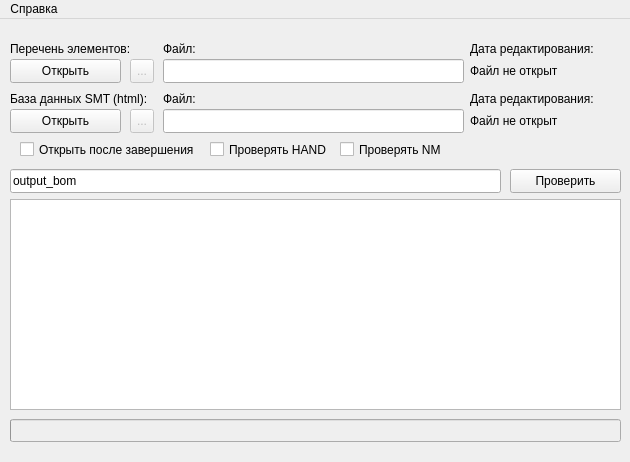
First picture: the form in form.ui, repository nekriS/searchBASE, before the edit.
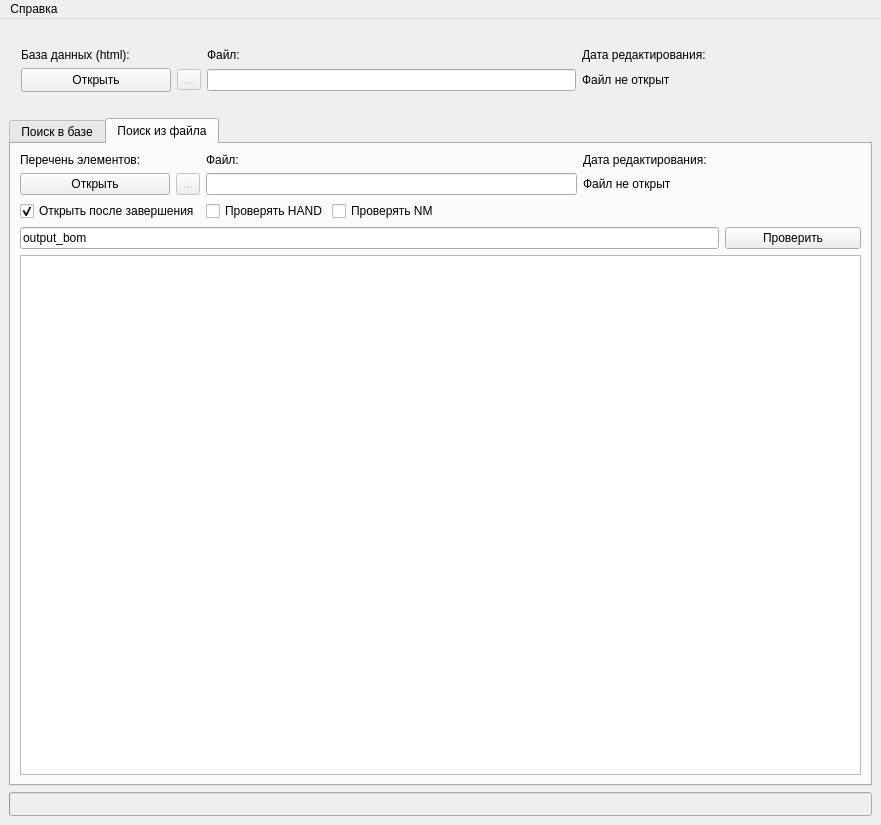
Second picture: the form after the edit. The open tabs and pages were chosen to show the change. Icons and pictures are not drawn.

```diff
--- a/form.ui
+++ b/form.ui
@@ -6,26 +6,26 @@
    <rect>
     <x>0</x>
     <y>0</y>
-    <width>630</width>
-    <height>462</height>
+    <width>881</width>
+    <height>825</height>
    </rect>
   </property>
   <property name="sizePolicy">
-   <sizepolicy hsizetype="Fixed" vsizetype="Fixed">
+   <sizepolicy hsizetype="Preferred" vsizetype="Preferred">
     <horstretch>0</horstretch>
     <verstretch>0</verstretch>
    </sizepolicy>
   </property>
   <property name="minimumSize">
    <size>
-    <width>630</width>
-    <height>462</height>
+    <width>817</width>
+    <height>572</height>
    </size>
   </property>
   <property name="maximumSize">
    <size>
-    <width>630</width>
-    <height>462</height>
+    <width>16777215</width>
+    <height>16777215</height>
    </size>
   </property>
   <property name="windowTitle">
@@ -36,7 +36,7 @@
   </property>
   <widget class="QWidget" name="centralwidget">
    <property name="sizePolicy">
-    <sizepolicy hsizetype="Fixed" vsizetype="Fixed">
+    <sizepolicy hsizetype="Preferred" vsizetype="Preferred">
      <horstretch>0</horstretch>
      <verstretch>0</verstretch>
     </sizepolicy>
@@ -49,314 +49,468 @@
    </property>
    <property name="maximumSize">
     <size>
-     <width>630</width>
-     <height>430</height>
+     <width>63000</width>
+     <height>43000</height>
     </size>
    </property>
-   <widget class="QPushButton" name="pushButton">
-    <property name="geometry">
-     <rect>
-      <x>10</x>
-      <y>40</y>
-      <width>111</width>
-      <height>24</height>
-     </rect>
+   <property name="acceptDrops">
+    <bool>false</bool>
+   </property>
+   <property name="layoutDirection">
+    <enum>Qt::LeftToRight</enum>
+   </property>
+   <layout class="QVBoxLayout" name="verticalLayout_2">
+    <property name="spacing">
+     <number>6</number>
     </property>
-    <property name="text">
-     <string>Открыть</string>
+    <property name="sizeConstraint">
+     <enum>QLayout::SetMinimumSize</enum>
     </property>
-   </widget>
-   <widget class="QLineEdit" name="linePass1">
-    <property name="geometry">
-     <rect>
-      <x>163</x>
-      <y>40</y>
-      <width>301</width>
-      <height>24</height>
-     </rect>
-    </property>
-    <property name="readOnly">
-     <bool>true</bool>
-    </property>
-   </widget>
-   <widget class="QLabel" name="datePass1">
-    <property name="geometry">
-     <rect>
-      <x>470</x>
-      <y>40</y>
-      <width>150</width>
-      <height>24</height>
-     </rect>
-    </property>
-    <property name="text">
-     <string>Файл не открыт</string>
-    </property>
-   </widget>
-   <widget class="QLabel" name="label_2">
-    <property name="geometry">
-     <rect>
-      <x>10</x>
-      <y>20</y>
-      <width>141</width>
-      <height>20</height>
-     </rect>
-    </property>
-    <property name="text">
-     <string>Перечень элементов:</string>
-    </property>
-   </widget>
-   <widget class="QCheckBox" name="openfile">
-    <property name="geometry">
-     <rect>
-      <x>20</x>
-      <y>120</y>
-      <width>181</width>
-      <height>21</height>
-     </rect>
-    </property>
-    <property name="text">
-     <string>Открыть после завершения</string>
-    </property>
-   </widget>
-   <widget class="QProgressBar" name="progressBar">
-    <property name="enabled">
-     <bool>false</bool>
-    </property>
-    <property name="geometry">
-     <rect>
-      <x>10</x>
-      <y>400</y>
-      <width>611</width>
-      <height>23</height>
-     </rect>
-    </property>
-    <property name="maximum">
-     <number>100</number>
-    </property>
-    <property name="value">
-     <number>0</number>
-    </property>
-    <property name="textVisible">
-     <bool>false</bool>
-    </property>
-    <property name="orientation">
-     <enum>Qt::Horizontal</enum>
-    </property>
-    <property name="invertedAppearance">
-     <bool>false</bool>
-    </property>
-    <property name="textDirection">
-     <enum>QProgressBar::TopToBottom</enum>
-    </property>
-   </widget>
-   <widget class="QTextEdit" name="logblock">
-    <property name="geometry">
-     <rect>
-      <x>10</x>
-      <y>180</y>
-      <width>611</width>
-      <height>211</height>
-     </rect>
-    </property>
-    <property name="readOnly">
-     <bool>true</bool>
-    </property>
-   </widget>
-   <widget class="QLineEdit" name="nameOutput">
-    <property name="geometry">
-     <rect>
-      <x>10</x>
-      <y>150</y>
-      <width>491</width>
-      <height>24</height>
-     </rect>
-    </property>
-    <property name="text">
-     <string>output_bom</string>
-    </property>
-   </widget>
-   <widget class="QPushButton" name="checkButton">
-    <property name="geometry">
-     <rect>
-      <x>510</x>
-      <y>150</y>
-      <width>111</width>
-      <height>24</height>
-     </rect>
-    </property>
-    <property name="text">
-     <string>Проверить</string>
-    </property>
-   </widget>
-   <widget class="QLabel" name="label_3">
-    <property name="geometry">
-     <rect>
-      <x>10</x>
-      <y>70</y>
-      <width>141</width>
-      <height>20</height>
-     </rect>
-    </property>
-    <property name="text">
-     <string>База данных SMT (html):</string>
-    </property>
-   </widget>
-   <widget class="QLineEdit" name="linePass2">
-    <property name="geometry">
-     <rect>
-      <x>163</x>
-      <y>90</y>
-      <width>301</width>
-      <height>24</height>
-     </rect>
-    </property>
-    <property name="readOnly">
-     <bool>true</bool>
-    </property>
-   </widget>
-   <widget class="QPushButton" name="pushButton2">
-    <property name="geometry">
-     <rect>
-      <x>10</x>
-      <y>90</y>
-      <width>111</width>
-      <height>24</height>
-     </rect>
-    </property>
-    <property name="text">
-     <string>Открыть</string>
-    </property>
-   </widget>
-   <widget class="QLabel" name="datePass2">
-    <property name="geometry">
-     <rect>
-      <x>470</x>
-      <y>90</y>
-      <width>150</width>
-      <height>24</height>
-     </rect>
-    </property>
-    <property name="text">
-     <string>Файл не открыт</string>
-    </property>
-   </widget>
-   <widget class="QToolButton" name="toolButton">
-    <property name="enabled">
-     <bool>false</bool>
-    </property>
-    <property name="geometry">
-     <rect>
-      <x>130</x>
-      <y>90</y>
-      <width>24</width>
-      <height>24</height>
-     </rect>
-    </property>
-    <property name="text">
-     <string>...</string>
-    </property>
-   </widget>
-   <widget class="QToolButton" name="toolButton_2">
-    <property name="enabled">
-     <bool>false</bool>
-    </property>
-    <property name="geometry">
-     <rect>
-      <x>130</x>
-      <y>40</y>
-      <width>24</width>
-      <height>24</height>
-     </rect>
-    </property>
-    <property name="text">
-     <string>...</string>
-    </property>
-   </widget>
-   <widget class="QLabel" name="label_4">
-    <property name="geometry">
-     <rect>
-      <x>163</x>
-      <y>20</y>
-      <width>171</width>
-      <height>20</height>
-     </rect>
-    </property>
-    <property name="text">
-     <string>Файл:</string>
-    </property>
-   </widget>
-   <widget class="QLabel" name="label_5">
-    <property name="geometry">
-     <rect>
-      <x>163</x>
-      <y>70</y>
-      <width>171</width>
-      <height>20</height>
-     </rect>
-    </property>
-    <property name="text">
-     <string>Файл:</string>
-    </property>
-   </widget>
-   <widget class="QLabel" name="label_6">
-    <property name="geometry">
-     <rect>
-      <x>470</x>
-      <y>20</y>
-      <width>141</width>
-      <height>20</height>
-     </rect>
-    </property>
-    <property name="text">
-     <string>Дата редактирования:</string>
-    </property>
-   </widget>
-   <widget class="QLabel" name="label_7">
-    <property name="geometry">
-     <rect>
-      <x>470</x>
-      <y>70</y>
-      <width>141</width>
-      <height>20</height>
-     </rect>
-    </property>
-    <property name="text">
-     <string>Дата редактирования:</string>
-    </property>
-   </widget>
-   <widget class="QCheckBox" name="checkhand">
-    <property name="geometry">
-     <rect>
-      <x>210</x>
-      <y>120</y>
-      <width>131</width>
-      <height>21</height>
-     </rect>
-    </property>
-    <property name="text">
-     <string>Проверять HAND</string>
-    </property>
-   </widget>
-   <widget class="QCheckBox" name="checknm">
-    <property name="geometry">
-     <rect>
-      <x>340</x>
-      <y>120</y>
-      <width>131</width>
-      <height>21</height>
-     </rect>
-    </property>
-    <property name="text">
-     <string>Проверять NM</string>
-    </property>
-   </widget>
+    <item>
+     <layout class="QGridLayout" name="gridLayout">
+      <property name="sizeConstraint">
+       <enum>QLayout::SetDefaultConstraint</enum>
+      </property>
+      <property name="leftMargin">
+       <number>12</number>
+      </property>
+      <property name="topMargin">
+       <number>20</number>
+      </property>
+      <property name="rightMargin">
+       <number>12</number>
+      </property>
+      <property name="bottomMargin">
+       <number>20</number>
+      </property>
+      <item row="4" column="2">
+       <widget class="QLineEdit" name="linePass2">
+        <property name="minimumSize">
+         <size>
+          <width>20</width>
+          <height>0</height>
+         </size>
+        </property>
+        <property name="readOnly">
+         <bool>true</bool>
+        </property>
+       </widget>
+      </item>
+      <item row="3" column="2">
+       <widget class="QLabel" name="label_5">
+        <property name="maximumSize">
+         <size>
+          <width>16777215</width>
+          <height>16</height>
+         </size>
+        </property>
+        <property name="text">
+         <string>Файл:</string>
+        </property>
+       </widget>
+      </item>
+      <item row="4" column="1">
+       <widget class="QToolButton" name="toolButton">
+        <property name="enabled">
+         <bool>false</bool>
+        </property>
+        <property name="text">
+         <string>...</string>
+        </property>
+       </widget>
+      </item>
+      <item row="4" column="0">
+       <widget class="QPushButton" name="pushButton2">
+        <property name="minimumSize">
+         <size>
+          <width>150</width>
+          <height>24</height>
+         </size>
+        </property>
+        <property name="maximumSize">
+         <size>
+          <width>150</width>
+          <height>24</height>
+         </size>
+        </property>
+        <property name="text">
+         <string>Открыть</string>
+        </property>
+       </widget>
+      </item>
+      <item row="3" column="0" colspan="2">
+       <widget class="QLabel" name="label_3">
+        <property name="maximumSize">
+         <size>
+          <width>16777215</width>
+          <height>16</height>
+         </size>
+        </property>
+        <property name="text">
+         <string>База данных (html):</string>
+        </property>
+       </widget>
+      </item>
+      <item row="3" column="3">
+       <widget class="QLabel" name="label_7">
+        <property name="text">
+         <string>Дата редактирования:</string>
+        </property>
+       </widget>
+      </item>
+      <item row="4" column="3">
+       <widget class="QLabel" name="datePass2">
+        <property name="minimumSize">
+         <size>
+          <width>278</width>
+          <height>0</height>
+         </size>
+        </property>
+        <property name="maximumSize">
+         <size>
+          <width>278</width>
+          <height>16777215</height>
+         </size>
+        </property>
+        <property name="text">
+         <string>Файл не открыт</string>
+        </property>
+       </widget>
+      </item>
+     </layout>
+    </item>
+    <item>
+     <widget class="QTabWidget" name="tabWidget">
+      <property name="sizePolicy">
+       <sizepolicy hsizetype="Preferred" vsizetype="Expanding">
+        <horstretch>0</horstretch>
+        <verstretch>0</verstretch>
+       </sizepolicy>
+      </property>
+      <property name="minimumSize">
+       <size>
+        <width>800</width>
+        <height>500</height>
+       </size>
+      </property>
+      <property name="currentIndex">
+       <number>0</number>
+      </property>
+      <property name="usesScrollButtons">
+       <bool>true</bool>
+      </property>
+      <widget class="QWidget" name="tab_3">
+       <attribute name="title">
+        <string>Поиск в базе</string>
+       </attribute>
+       <layout class="QVBoxLayout" name="verticalLayout_3">
+        <property name="spacing">
+         <number>10</number>
+        </property>
+        <property name="leftMargin">
+         <number>20</number>
+        </property>
+        <property name="topMargin">
+         <number>30</number>
+        </property>
+        <property name="rightMargin">
+         <number>20</number>
+        </property>
+        <property name="bottomMargin">
+         <number>20</number>
+        </property>
+        <item>
+         <widget class="QLabel" name="label">
+          <property name="font">
+           <font>
+            <fontweight>Medium</fontweight>
+           </font>
+          </property>
+          <property name="text">
+           <string>Запрос:</string>
+          </property>
+         </widget>
+        </item>
+        <item>
+         <widget class="QLineEdit" name="lineSearch">
+          <property name="sizePolicy">
+           <sizepolicy hsizetype="Expanding" vsizetype="Fixed">
+            <horstretch>0</horstretch>
+            <verstretch>0</verstretch>
+           </sizepolicy>
+          </property>
+          <property name="minimumSize">
+           <size>
+            <width>0</width>
+            <height>60</height>
+           </size>
+          </property>
+          <property name="font">
+           <font>
+            <family>GOST type B</family>
+            <pointsize>14</pointsize>
+            <bold>false</bold>
+            <kerning>true</kerning>
+           </font>
+          </property>
+          <property name="styleSheet">
+           <string notr="true">margin-top: 10px;
+margin-bottom: 10px;
+padding-left: 15px;
+padding-bottom: 1px;
+vertical-align: middle;
+border-radius: 20;
+border: 1px solid gray;
+
+
+</string>
+          </property>
+          <property name="placeholderText">
+           <string>Текст запроса</string>
+          </property>
+         </widget>
+        </item>
+        <item>
+         <widget class="QPushButton" name="search">
+          <property name="text">
+           <string>PushButton</string>
+          </property>
+         </widget>
+        </item>
+        <item>
+         <widget class="QGroupBox" name="groupBox">
+          <property name="minimumSize">
+           <size>
+            <width>0</width>
+            <height>100</height>
+           </size>
+          </property>
+          <property name="title">
+           <string>Параметры поиска</string>
+          </property>
+         </widget>
+        </item>
+        <item>
+         <widget class="QTableView" name="tableView"/>
+        </item>
+       </layout>
+      </widget>
+      <widget class="QWidget" name="tab_2">
+       <attribute name="title">
+        <string>Поиск из файла</string>
+       </attribute>
+       <layout class="QVBoxLayout" name="verticalLayout">
+        <item>
+         <layout class="QGridLayout" name="gridLayout_4">
+          <item row="5" column="0" colspan="6">
+           <widget class="QLineEdit" name="nameOutput">
+            <property name="text">
+             <string>output_bom</string>
+            </property>
+           </widget>
+          </item>
+          <item row="0" column="5" colspan="2">
+           <widget class="QLabel" name="label_6">
+            <property name="text">
+             <string>Дата редактирования:</string>
+            </property>
+           </widget>
+          </item>
+          <item row="6" column="0" colspan="7">
+           <widget class="QTextEdit" name="logblock">
+            <property name="readOnly">
+             <bool>true</bool>
+            </property>
+           </widget>
+          </item>
+          <item row="1" column="1">
+           <widget class="QToolButton" name="toolButton_2">
+            <property name="enabled">
+             <bool>false</bool>
+            </property>
+            <property name="minimumSize">
+             <size>
+              <width>22</width>
+              <height>22</height>
+             </size>
+            </property>
+            <property name="text">
+             <string>...</string>
+            </property>
+           </widget>
+          </item>
+          <item row="0" column="0" colspan="2">
+           <widget class="QLabel" name="label_2">
+            <property name="text">
+             <string>Перечень элементов:</string>
+            </property>
+           </widget>
+          </item>
+          <item row="1" column="2" colspan="3">
+           <widget class="QLineEdit" name="linePass1">
+            <property name="sizePolicy">
+             <sizepolicy hsizetype="Expanding" vsizetype="Fixed">
+              <horstretch>0</horstretch>
+              <verstretch>0</verstretch>
+             </sizepolicy>
+            </property>
+            <property name="minimumSize">
+             <size>
+              <width>20</width>
+              <height>0</height>
+             </size>
+            </property>
+            <property name="readOnly">
+             <bool>true</bool>
+            </property>
+           </widget>
+          </item>
+          <item row="1" column="0">
+           <widget class="QPushButton" name="pushButton">
+            <property name="minimumSize">
+             <size>
+              <width>150</width>
+              <height>0</height>
+             </size>
+            </property>
+            <property name="maximumSize">
+             <size>
+              <width>150</width>
+              <height>16777215</height>
+             </size>
+            </property>
+            <property name="text">
+             <string>Открыть</string>
+            </property>
+           </widget>
+          </item>
+          <item row="1" column="5" colspan="2">
+           <widget class="QLabel" name="datePass1">
+            <property name="sizePolicy">
+             <sizepolicy hsizetype="Maximum" vsizetype="Preferred">
+              <horstretch>0</horstretch>
+              <verstretch>0</verstretch>
+             </sizepolicy>
+            </property>
+            <property name="minimumSize">
+             <size>
+              <width>278</width>
+              <height>0</height>
+             </size>
+            </property>
+            <property name="text">
+             <string>Файл не открыт</string>
+            </property>
+           </widget>
+          </item>
+          <item row="4" column="0" colspan="2">
+           <widget class="QCheckBox" name="openfile">
+            <property name="text">
+             <string>Открыть после завершения</string>
+            </property>
+            <property name="checked">
+             <bool>true</bool>
+            </property>
+           </widget>
+          </item>
+          <item row="4" column="2">
+           <widget class="QCheckBox" name="checkhand">
+            <property name="maximumSize">
+             <size>
+              <width>120</width>
+              <height>16777215</height>
+             </size>
+            </property>
+            <property name="text">
+             <string>Проверять HAND</string>
+            </property>
+           </widget>
+          </item>
+          <item row="0" column="2" colspan="3">
+           <widget class="QLabel" name="label_4">
+            <property name="text">
+             <string>Файл:</string>
+            </property>
+           </widget>
+          </item>
+          <item row="4" column="3" colspan="2">
+           <widget class="QCheckBox" name="checknm">
+            <property name="sizePolicy">
+             <sizepolicy hsizetype="Preferred" vsizetype="Fixed">
+              <horstretch>0</horstretch>
+              <verstretch>0</verstretch>
+             </sizepolicy>
+            </property>
+            <property name="text">
+             <string>Проверять NM</string>
+            </property>
+           </widget>
+          </item>
+          <item row="5" column="6">
+           <widget class="QPushButton" name="checkButton">
+            <property name="text">
+             <string>Проверить</string>
+            </property>
+           </widget>
+          </item>
+          <item row="4" column="5" colspan="2">
+           <spacer name="horizontalSpacer">
+            <property name="orientation">
+             <enum>Qt::Horizontal</enum>
+            </property>
+            <property name="sizeHint" stdset="0">
+             <size>
+              <width>40</width>
+              <height>20</height>
+             </size>
+            </property>
+           </spacer>
+          </item>
+         </layout>
+        </item>
+       </layout>
+      </widget>
+     </widget>
+    </item>
+    <item>
+     <widget class="QProgressBar" name="progressBar">
+      <property name="enabled">
+       <bool>false</bool>
+      </property>
+      <property name="minimumSize">
+       <size>
+        <width>0</width>
+        <height>24</height>
+       </size>
+      </property>
+      <property name="maximum">
+       <number>100</number>
+      </property>
+      <property name="value">
+       <number>0</number>
+      </property>
+      <property name="textVisible">
+       <bool>false</bool>
+      </property>
+      <property name="orientation">
+       <enum>Qt::Horizontal</enum>
+      </property>
+      <property name="invertedAppearance">
+       <bool>false</bool>
+      </property>
+      <property name="textDirection">
+       <enum>QProgressBar::TopToBottom</enum>
+      </property>
+     </widget>
+    </item>
+   </layout>
   </widget>
   <widget class="QMenuBar" name="menubar">
    <property name="geometry">
     <rect>
      <x>0</x>
      <y>0</y>
-     <width>630</width>
+     <width>881</width>
      <height>22</height>
     </rect>
    </property>
```
Left out of the diff: 9 changed lines with no effect on the pictures.
